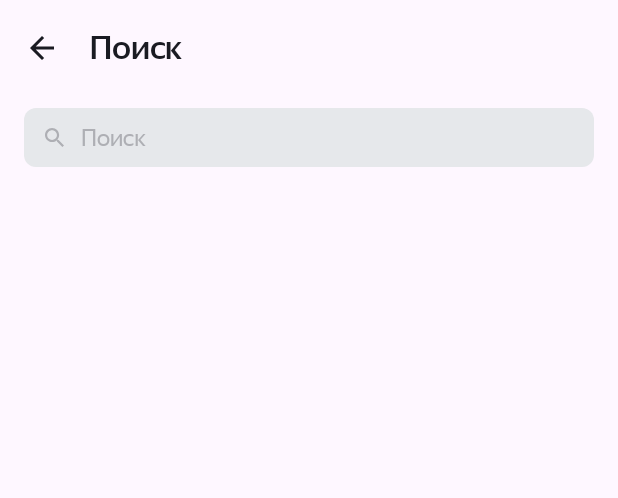
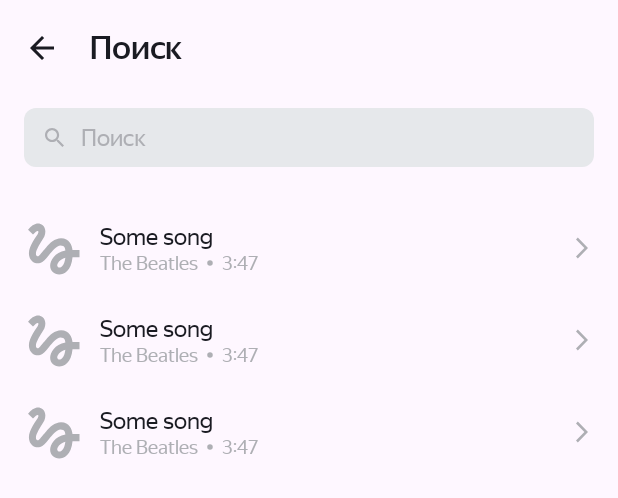
Before and after one commit to Spyker3D/TrackListMaker, an Android app: the layout activity_search.xml on its own in the app's theme, with its tools: preview values and no code run, on a phone screen of 412 x 824 dp. Shown: the top 498 px of the screen. Run offline under Robolectric (Android 15) with nearby library versions, the phone set to English and light mode, and no system bars.

Commit message:
Sprint 10 task: track list added to SearchActivity

```diff
--- a/app/build.gradle.kts
+++ b/app/build.gradle.kts
@@ -44,6 +44,8 @@ dependencies {
     implementation("androidx.appcompat:appcompat:1.6.1")
     implementation("com.google.android.material:material:1.10.0")
     implementation("androidx.constraintlayout:constraintlayout:2.1.4")
+    implementation ("com.github.bumptech.glide:glide:4.16.0")
+    annotationProcessor ("com.github.bumptech.glide:compiler:4.16.0")
     testImplementation("junit:junit:4.13.2")
     androidTestImplementation("androidx.test.ext:junit:1.1.5")
     androidTestImplementation("androidx.test.espresso:espresso-core:3.5.1")
--- a/app/src/main/AndroidManifest.xml
+++ b/app/src/main/AndroidManifest.xml
@@ -1,6 +1,8 @@
 <?xml version="1.0" encoding="utf-8"?>
 <manifest xmlns:android="http://schemas.android.com/apk/res/android"
     xmlns:tools="http://schemas.android.com/tools">
+
+    <uses-permission android:name="android.permission.INTERNET"/>
 
     <application
         android:allowBackup="true"
--- /dev/null
+++ b/app/src/main/res/drawable-night/dot_icon.xml
@@ -0,0 +1,9 @@
+<vector xmlns:android="http://schemas.android.com/apk/res/android"
+    android:width="16dp"
+    android:height="16dp"
+    android:viewportWidth="13"
+    android:viewportHeight="13">
+  <path
+      android:pathData="M6.5,6.5m-1.5,0a1.5,1.5 0,1 1,3 0a1.5,1.5 0,1 1,-3 0"
+      android:fillColor="?attr/colorOnPrimary"/>
+</vector>
--- /dev/null
+++ b/app/src/main/res/drawable/dot_icon.xml
@@ -0,0 +1,9 @@
+<vector xmlns:android="http://schemas.android.com/apk/res/android"
+    android:width="16dp"
+    android:height="16dp"
+    android:viewportWidth="13"
+    android:viewportHeight="13">
+  <path
+      android:pathData="M6.5,6.5m-1.5,0a1.5,1.5 0,1 1,3 0a1.5,1.5 0,1 1,-3 0"
+      android:fillColor="#AEAFB4"/>
+</vector>
--- /dev/null
+++ b/app/src/main/res/drawable/placeholder.xml
@@ -0,0 +1,9 @@
+<vector xmlns:android="http://schemas.android.com/apk/res/android"
+    android:width="45dp"
+    android:height="45dp"
+    android:viewportWidth="45"
+    android:viewportHeight="45">
+  <path
+      android:pathData="M8.606,12.919C9.919,11.587 11.231,10.387 11.813,10.631C12.75,11.006 11.813,12.563 11.25,13.481C10.781,14.269 5.888,20.775 5.888,25.313C5.888,27.712 6.788,29.7 8.4,30.9C9.806,31.95 11.663,32.269 13.35,31.763C15.356,31.181 17.006,29.138 19.087,26.569C21.356,23.775 24.394,20.119 26.737,20.119C29.794,20.119 29.831,22.013 30.038,23.475C22.95,24.675 19.95,30.356 19.95,33.544C19.95,36.731 22.65,39.338 25.969,39.338C29.025,39.338 34.013,36.844 34.763,27.9H39.375V23.212H34.744C34.463,20.119 32.7,15.337 27.188,15.337C22.969,15.337 19.35,18.919 17.925,20.663C16.837,22.031 14.063,25.313 13.631,25.763C13.163,26.325 12.356,27.337 11.55,27.337C10.706,27.337 10.2,25.781 10.875,23.737C11.531,21.694 13.5,18.375 14.344,17.138C15.806,15 16.781,13.538 16.781,10.988C16.781,6.919 13.706,5.625 12.075,5.625C9.6,5.625 7.444,7.5 6.975,7.969C6.3,8.644 5.738,9.206 5.325,9.712L8.606,12.919ZM26.025,34.781C25.444,34.781 24.638,34.294 24.638,33.431C24.638,32.306 26.006,29.306 30.019,28.256C29.456,33.3 27.337,34.781 26.025,34.781Z"
+      android:fillColor="#AEAFB4"/>
+</vector>
--- a/app/src/main/res/layout/activity_search.xml
+++ b/app/src/main/res/layout/activity_search.xml
@@ -6,8 +6,7 @@
     android:layout_width="match_parent"
     android:layout_height="match_parent"
     android:orientation="vertical"
-    tools:context=".SearchActivity"
-    >
+    tools:context=".SearchActivity">
 
     <androidx.appcompat.widget.Toolbar
         android:id="@+id/toolbarSearch"
@@ -32,6 +31,7 @@
             android:layout_height="wrap_content"
             android:paddingVertical="10dp"
             android:paddingHorizontal="@dimen/margin_end_12dp"
+            android:maxLines="1"
             android:hint="@string/search" />
 
         <ImageView
@@ -44,4 +44,13 @@
             android:visibility="gone" />
     </FrameLayout>
 
+    <androidx.recyclerview.widget.RecyclerView
+        android:id="@+id/searchRecyclerView"
+        android:layout_width="match_parent"
+        android:layout_height="match_parent"
+        android:layout_marginVertical="@dimen/padding_16dp"
+        android:paddingStart="13dp"
+        android:paddingEnd="12dp"
+        tools:listitem="@layout/track_view"/>
+
 </LinearLayout>
--- /dev/null
+++ b/app/src/main/res/layout/track_view.xml
@@ -0,0 +1,73 @@
+<?xml version="1.0" encoding="utf-8"?>
+<RelativeLayout xmlns:android="http://schemas.android.com/apk/res/android"
+    xmlns:tools="http://schemas.android.com/tools"
+    android:layout_width="match_parent"
+    android:layout_height="wrap_content">
+
+    <ImageView
+        android:id="@+id/track_image"
+        android:layout_width="wrap_content"
+        android:layout_height="wrap_content"
+        android:layout_alignParentLeft="true"
+        android:layout_marginVertical="8dp"
+        android:layout_marginRight="8dp"
+        tools:src="@drawable/placeholder" />
+
+    <RelativeLayout
+        android:layout_width="match_parent"
+        android:layout_height="wrap_content"
+        android:layout_toRightOf="@+id/track_image"
+        android:layout_centerVertical="true">
+
+        <TextView
+            style="@style/TrackViewTrackNameText"
+            android:id="@+id/track_name"
+            android:layout_width="wrap_content"
+            android:layout_height="wrap_content"
+            android:maxLines="1"
+            android:maxWidth="250sp"
+            android:ellipsize="end"
+            tools:text="Some song" />
+
+        <TextView
+            style="@style/TrackViewOtherTrackDetailsText"
+            android:id="@+id/band_name"
+            android:layout_width="wrap_content"
+            android:layout_height="wrap_content"
+            android:layout_below="@+id/track_name"
+            android:maxLines="1"
+            android:maxWidth="200sp"
+            android:ellipsize="end"
+            tools:text="The Beatles"/>
+
+        <ImageView
+            android:id="@+id/dot"
+            android:layout_width="wrap_content"
+            android:layout_height="wrap_content"
+            android:layout_below="@+id/track_name"
+            android:layout_toEndOf="@+id/band_name"
+            android:src="@drawable/dot_icon"/>
+
+        <TextView
+            style="@style/TrackViewOtherTrackDetailsText"
+            android:id="@+id/track_duration"
+            android:layout_width="wrap_content"
+            android:layout_height="wrap_content"
+            android:layout_below="@+id/track_name"
+            android:layout_toEndOf="@+id/dot"
+            android:maxLines="1"
+            android:ellipsize="end"
+            tools:text="3:47"/>
+
+        <ImageView
+            style="@style/ActivitySettingsIcons"
+            android:id="@+id/forward_arrow"
+            android:layout_width="wrap_content"
+            android:layout_height="wrap_content"
+            android:layout_alignParentEnd="true"
+            android:layout_centerVertical="true"
+            android:src="@drawable/arrow_forward"/>
+
+    </RelativeLayout>
+
+</RelativeLayout>
--- a/app/src/main/res/values-night/styles.xml
+++ b/app/src/main/res/values-night/styles.xml
@@ -33,4 +33,10 @@
         <item name="android:drawablePadding">10dp</item>
     </style>
 
+    <style name="TrackViewOtherTrackDetailsText">
+        <item name="android:fontFamily">@font/ys_display_regular</item>
+        <item name="android:textSize">13sp</item>
+        <item name="android:textColor">?attr/colorOnPrimary</item>
+    </style>
+
 </resources>
--- a/app/src/main/res/values/dimens.xml
+++ b/app/src/main/res/values/dimens.xml
@@ -1,10 +1,11 @@
 <?xml version="1.0" encoding="utf-8"?>
 <resources>
     <dimen name="mainmenu_icons_padding">8dp</dimen>
-    <dimen name="settingslist_text_16sp">16sp</dimen>
+    <dimen name="text_size_16sp">16sp</dimen>
     <dimen name="padding_16dp">16dp</dimen>
     <dimen name="vertical_margin_8dp">8dp</dimen>
     <dimen name="margin_end_12dp">12dp</dimen>
     <dimen name="activity_settings_elements_margintop_42dp">42dp</dimen>
+    <dimen name="track_image_rounding_2dp">2dp</dimen>
 
 </resources>
--- a/app/src/main/res/values/styles.xml
+++ b/app/src/main/res/values/styles.xml
@@ -26,8 +26,20 @@
 
     <style name="ActivitySettingsTextView">
         <item name="android:textColor">?attr/colorOnPrimary</item>
-        <item name="android:textSize">@dimen/settingslist_text_16sp</item>
+        <item name="android:textSize">@dimen/text_size_16sp</item>
         <item name="android:fontFamily">@font/ys_display_regular</item>
+    </style>
+
+    <style name="TrackViewTrackNameText">
+        <item name="android:fontFamily">@font/ys_display_regular</item>
+        <item name="android:textSize">@dimen/text_size_16sp</item>
+        <item name="android:textColor">?attr/colorOnPrimary</item>
+    </style>
+
+    <style name="TrackViewOtherTrackDetailsText">
+        <item name="android:fontFamily">@font/ys_display_regular</item>
+        <item name="android:textSize">13sp</item>
+        <item name="android:textColor">@color/gray</item>
     </style>
 
     <style name="ActivitySettingsIcons">
--- a/build.gradle.kts
+++ b/build.gradle.kts
@@ -1,5 +1,5 @@
 // Top-level build file where you can add configuration options common to all sub-projects/modules.
 plugins {
-    id("com.android.application") version "8.1.2" apply false
+    id("com.android.application") version "8.2.0" apply false
     id("org.jetbrains.kotlin.android") version "1.9.0" apply false
 }
```
Also changed, not shown: app/src/main/java/com/practicum/playlistmaker/SearchActivity.kt (+26 -13 lines), app/src/main/java/com/practicum/playlistmaker/TestTrackData.kt (added, +34 -0 lines), app/src/main/java/com/practicum/playlistmaker/Track.kt (added, +8 -0 lines), app/src/main/java/com/practicum/playlistmaker/TrackSearchAdapter.kt (added, +27 -0 lines), app/src/main/java/com/practicum/playlistmaker/TrackSearchViewHolder.kt (added, +31 -0 lines), gradle/wrapper/gradle-wrapper.properties.
